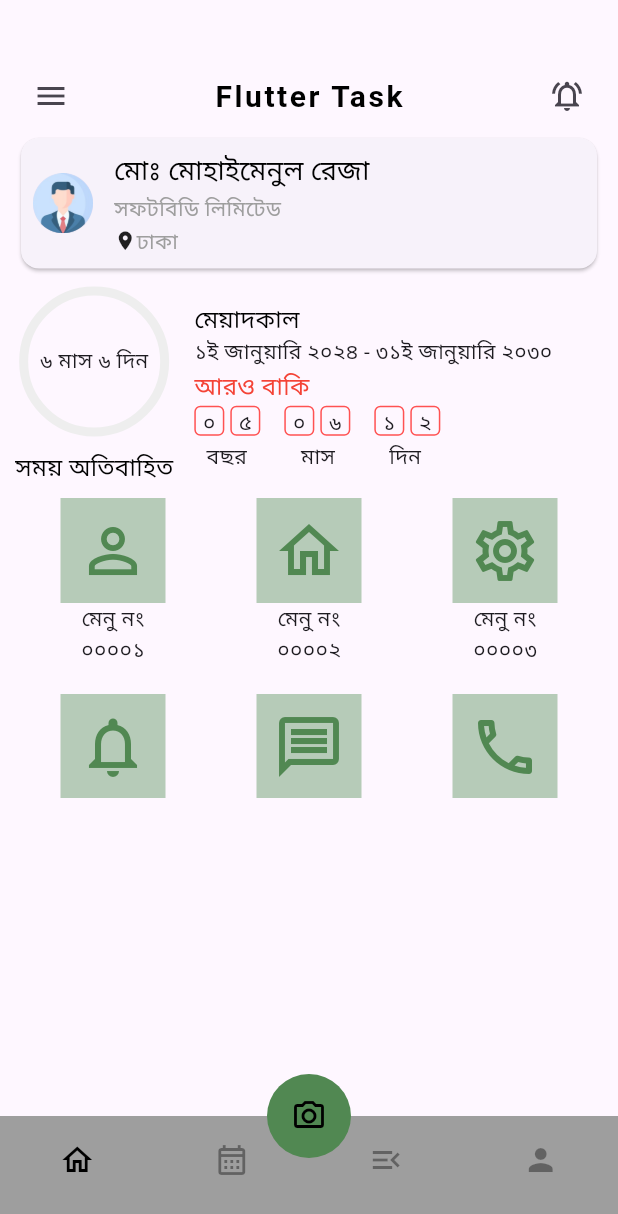
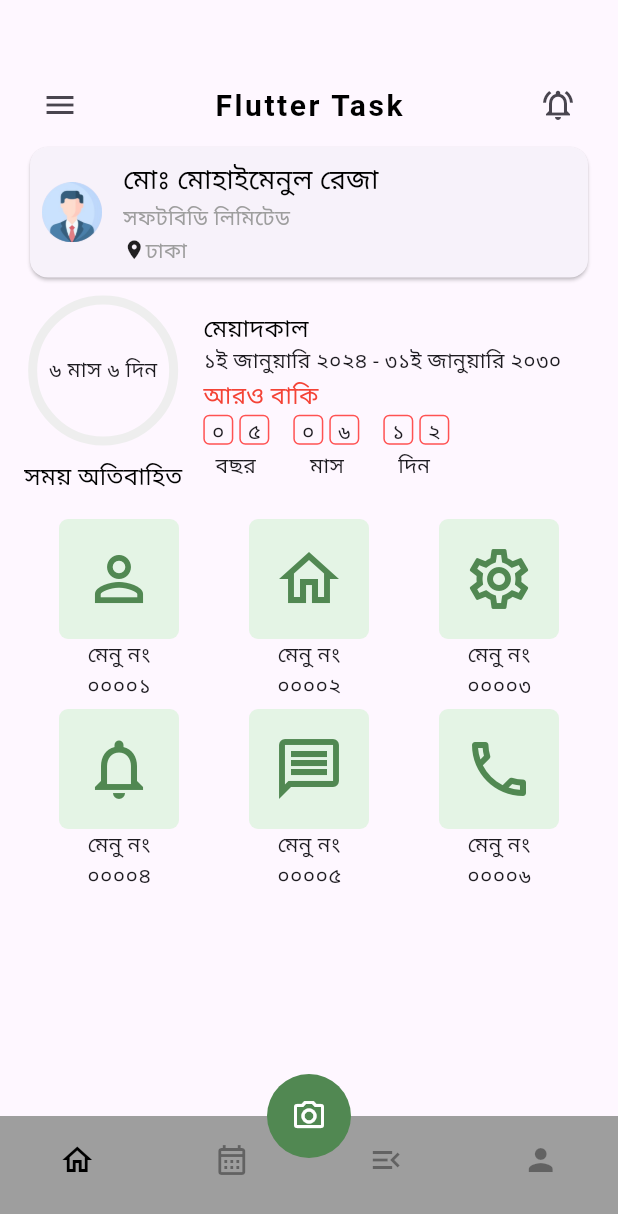
Before and after one commit to zihadsikder/softbd_task_app, a Flutter app: the screen it shows after launch, on a phone screen of 412 x 824 dp. Shown: the top 1214 px of the screen. Run offline on Flutter 3.47's test engine with Material 3 defaults, Android fonts, the light colour scheme and no system bars; our stand-ins replace get.

Commit message:
home screen completed but some isshe have(time schedule circle & bottomnavbar )

```diff
--- a/lib/app/core/config/app_colors.dart
+++ b/lib/app/core/config/app_colors.dart
@@ -5,5 +5,5 @@ class AppColors {
   static Color buttonColor = const Color(0xff518852);
   static Color textColor = const Color(0xffff9197);
   static Color taskColor = const Color(0xff4c8450);
-  static Color grideViewBgColor = const Color(0xffb6cbb8);
+  static Color grideViewBgColor = const Color(0xffe4f4e5);
 }
--- a/lib/app/modules/home/views/home_view.dart
+++ b/lib/app/modules/home/views/home_view.dart
@@ -18,7 +18,7 @@ class HomeView extends GetView<HomeController> {
     return Scaffold(
         body: SafeArea(
       child: Padding(
-                padding: const EdgeInsets.all(10.0),
+        padding: const EdgeInsets.all(16.0),
         child: SingleChildScrollView(
           child: Column(
             children: [
@@ -177,13 +177,13 @@ class HomeView extends GetView<HomeController> {
                 ],
               ),
               const SizedBox(
-                height: 8.0,
+                height: 16.0,
               ),
               LayoutBuilder(
                 builder: (context, constraints) {
                   int crossAxisCount = screenWidth > 600 ? 6 : 3;
                   return SizedBox(
-                    height: (screenWidth > 600 ? 1 : 2) * 100.0,
+                    height: (screenWidth > 600 ? 1 : 4) * 100.0,
                     // Adjust this height as needed
                     child: GridView.builder(
                       itemCount: 6,
--- a/lib/app/modules/home/views/widgets/menu_card.dart
+++ b/lib/app/modules/home/views/widgets/menu_card.dart
@@ -21,10 +21,12 @@ class MenuCard extends StatelessWidget {
     return Column(
       children: [
         Container(
-            width: 70,
-            height: 70,
+            width: 80,
+            height: 80,
             decoration: BoxDecoration(
+              borderRadius: BorderRadius.all(Radius.circular(6.0)),
               color: AppColors.grideViewBgColor,
+
             ),
             child: IconButton(
               onPressed: onPressed,
--- a/lib/app/modules/main_bottom_nav/views/main_bottom_nav_view.dart
+++ b/lib/app/modules/main_bottom_nav/views/main_bottom_nav_view.dart
@@ -1,9 +1,10 @@
 import 'package:flutter/material.dart';
 import 'package:get/get.dart';
+import 'package:softbd_task/app/core/config/app_colors.dart';
 import '../controllers/main_bottom_nav_controller.dart';
 
 class MainBottomNavView extends GetView<MainBottomNavController> {
-  MainBottomNavView({Key? key}) : super(key: key);
+  const MainBottomNavView({super.key});
 
   @override
   Widget build(BuildContext context) {
@@ -24,7 +25,7 @@ class MainBottomNavView extends GetView<MainBottomNavController> {
               //   width: 4.0
               // )
             ),
-            child: const Icon(Icons.camera_alt_outlined,color: Colors.black,)),
+            child: Icon(Icons.camera_alt_outlined,color: AppColors.bgColor,)),
       ),
       floatingActionButtonLocation: FloatingActionButtonLocation.centerDocked,
       bottomNavigationBar: BottomAppBar(
```
Lines whose indentation alone changed are shown as unchanged.
